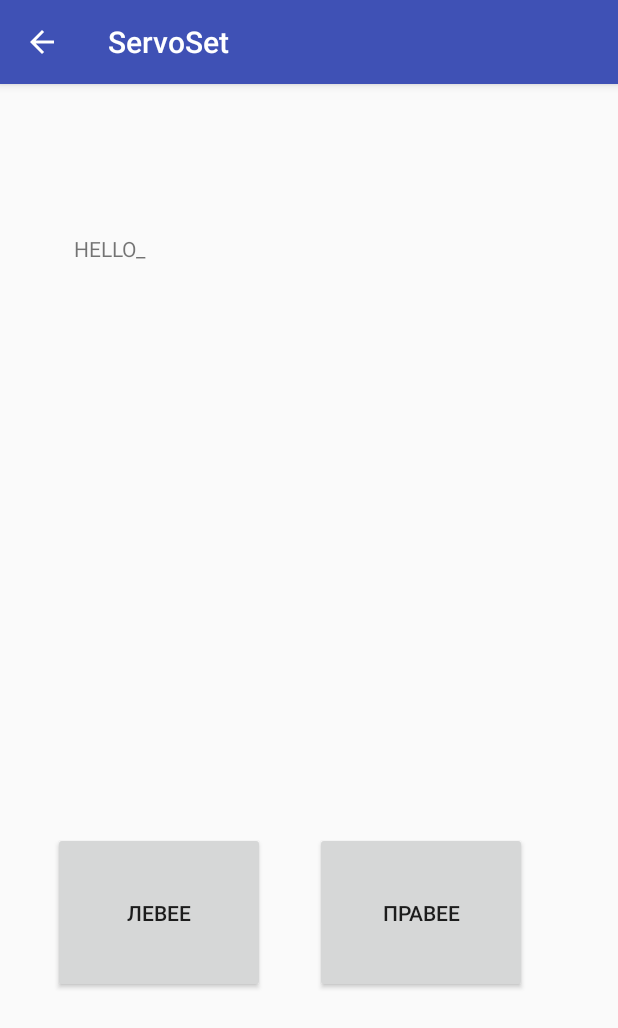
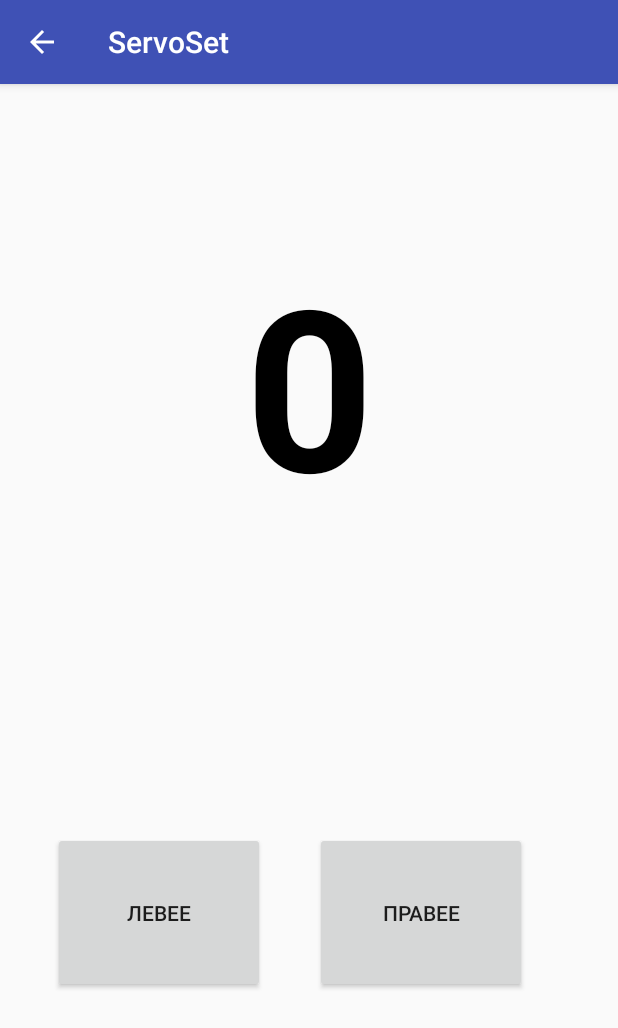
Before and after one commit to Mattue/Diploma, an Android app: the ServoSet screen opened directly, with no data from a screen before it, after a tap on "ЛЕВЕЕ", on a phone screen of 412 x 824 dp. Shown: the top 1028 px of the screen. Run offline under Robolectric (Android 15) with nearby library versions, the phone set to English and light mode, and no system bars; our stand-ins replace EventBus.

Commit message:
Корректно меняется стандартное положение передних колес.

```diff
--- a/Android/ArduinoConnectV2/app/src/main/java/com/diploma/mattue/arduinoconnectv2/ServoSet.java
+++ b/Android/ArduinoConnectV2/app/src/main/java/com/diploma/mattue/arduinoconnectv2/ServoSet.java
@@ -16,7 +16,8 @@ public class ServoSet extends AppCompatActivity
 
     Button btLeft, btRight;
     TextView tvServoValue;
-    String messageFromMain = "";
+    int straightValue = 90;
+    String messageFromMain = "0";
     String messageToMain = "";
 
     @Override
@@ -35,9 +36,16 @@ public class ServoSet extends AppCompatActivity
         btRight = (Button) findViewById(R.id.btRight);
         tvServoValue = (TextView) findViewById(R.id.tvServoValue);
 
-        tvServoValue.append(messageFromMain);
+        tvServoValue.setText(messageFromMain);
 
         //sendMessage("020", "GIVE_SERVO_VALUE");
+        //enableUI(false);
+    }
+
+    void enableUI(boolean messageGot)
+    {
+        btLeft.setEnabled(messageGot);
+        btRight.setEnabled(messageGot);
     }
 
     private void sendMessage(String messageID, String messageName)
@@ -47,7 +55,16 @@ public class ServoSet extends AppCompatActivity
 
     public void onLeftClick(View v)
     {
-        sendMessage("020", "GIVE_SERVO_VALUE");
+        straightValue -= 10;
+        sendMessage("014", "NEW_STRAIGHT_VALUE_" + straightValue);
+        //enableUI(false);
+    }
+
+    public void onRightClick(View v)
+    {
+        straightValue += 10;
+        sendMessage("014", "NEW_STRAIGHT_VALUE_" + straightValue);
+        //enableUI(false);
     }
 
     public int getServoNumValue(String command)
@@ -67,7 +84,7 @@ public class ServoSet extends AppCompatActivity
         }
         catch (NumberFormatException e)
         {
-            tvServoValue.append("NUMBER FROMAT EXCEPTION");
+            tvServoValue.setText("NUMBER FORMAT EXCEPTION");
         }
 
         return degree;
@@ -77,6 +94,8 @@ public class ServoSet extends AppCompatActivity
     public void onEvent(MessageEventFromMain event)
     {
         messageFromMain = event.message;
-        tvServoValue.setText("" + getServoNumValue(messageFromMain));
+        straightValue = getServoNumValue(messageFromMain);
+        tvServoValue.setText("" + straightValue);
+        //enableUI(true);
     };
 }
--- a/Android/ArduinoConnectV2/app/src/main/res/layout/activity_servo_set.xml
+++ b/Android/ArduinoConnectV2/app/src/main/res/layout/activity_servo_set.xml
@@ -33,6 +33,7 @@
             android:layout_marginLeft="16dp"
             android:layout_marginRight="8dp"
             android:layout_marginTop="14dp"
+            android:onClick="onRightClick"
             android:text="Правее"
             app:layout_anchor="@+id/include"
             app:layout_anchorGravity="center_vertical|right"
@@ -70,7 +71,10 @@
             android:layout_marginRight="8dp"
             android:layout_marginTop="8dp"
             android:layout_weight="1"
-            android:text="HELLO_"
+            android:textAlignment="center"
+            android:textColor="@android:color/black"
+            android:textSize="150sp"
+            android:textStyle="bold"
             app:layout_constraintBottom_toBottomOf="parent"
             app:layout_constraintLeft_toLeftOf="parent"
             app:layout_constraintRight_toRightOf="parent"
```
Also changed, not shown: 1 other file.
